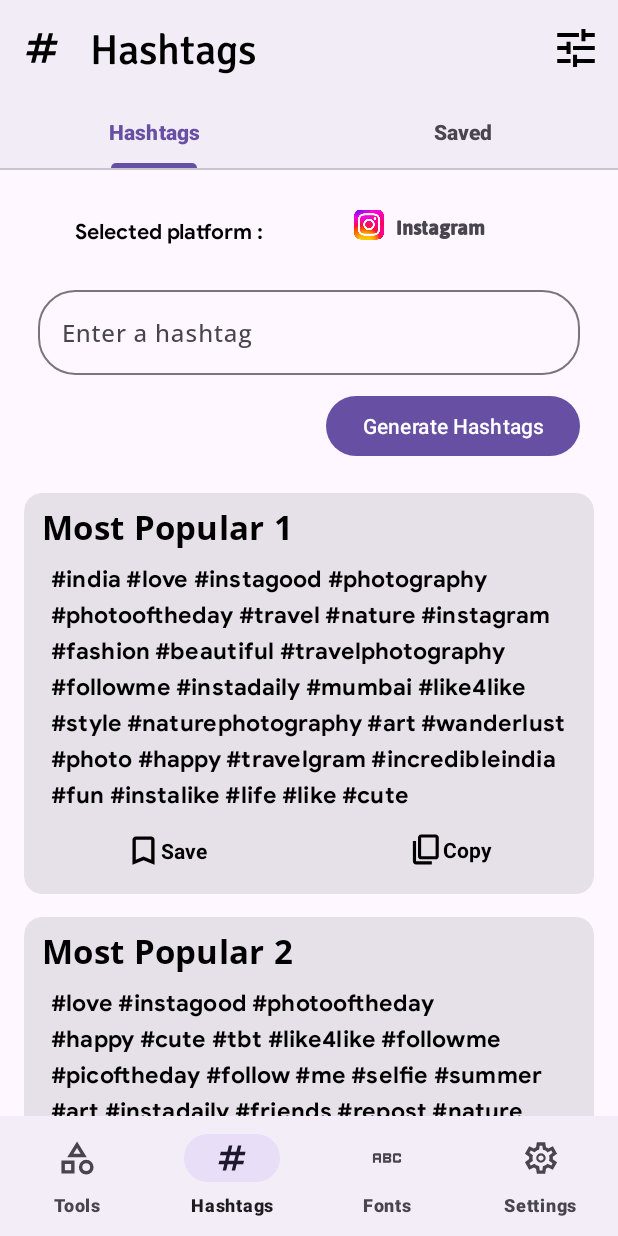
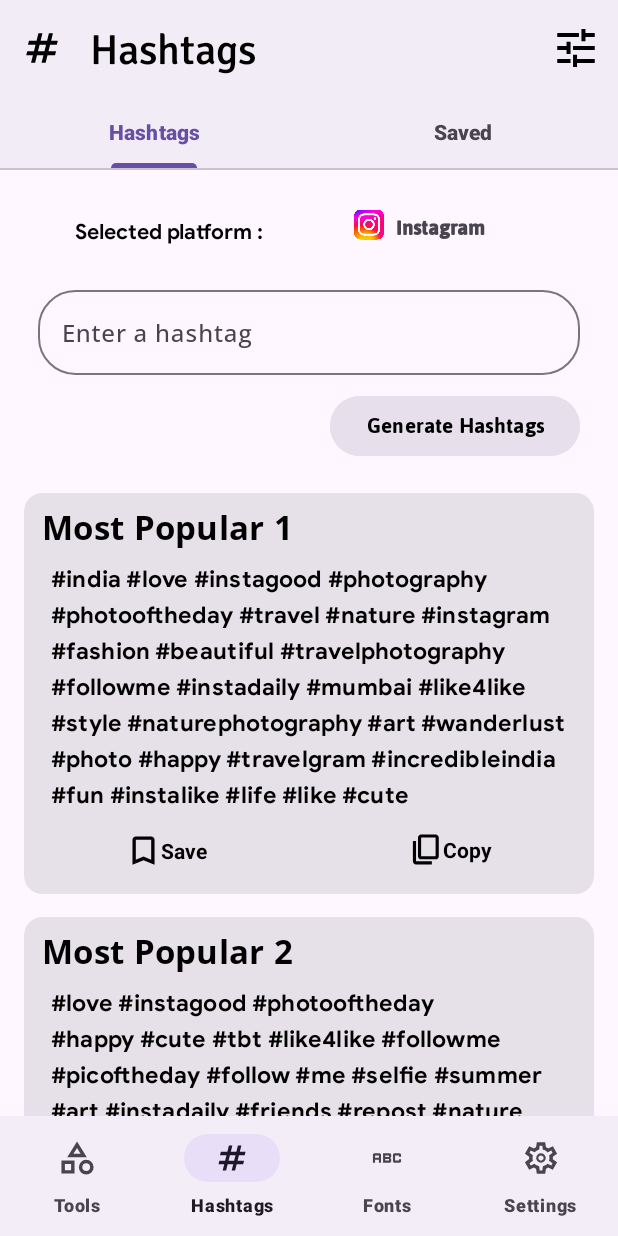
Before and after one commit to albin897/Hashtag-Generator-Funding-Page, an Android app: the screen it shows after launch (MainActivity), on a phone screen of 412 x 824 dp. Run offline under Robolectric (Android 15) with nearby library versions, the phone set to English and light mode, and no system bars.

Commit message:
tofee half working

```diff
--- a/app/src/main/java/abc/sadnoxx/hashtaggenerator/fragments/hashtag/hashtags/HashtagsFragment.kt
+++ b/app/src/main/java/abc/sadnoxx/hashtaggenerator/fragments/hashtag/hashtags/HashtagsFragment.kt
@@ -1,3 +1,5 @@
+@file:Suppress("DEPRECATION")
+
 package abc.sadnoxx.hashtaggenerator.fragments.hashtag.hashtags
 
 import abc.sadnoxx.hashtaggenerator.R
@@ -26,7 +28,6 @@ import androidx.core.content.ContextCompat
 import androidx.fragment.app.activityViewModels
 import androidx.recyclerview.widget.LinearLayoutManager
 import androidx.recyclerview.widget.RecyclerView
-import com.google.android.material.floatingactionbutton.ExtendedFloatingActionButton
 import com.google.android.material.textfield.TextInputEditText
 import com.google.android.material.textfield.TextInputLayout
 
@@ -53,8 +54,6 @@ class HashtagsFragment : Fragment(),
     private lateinit var searchBar: TextInputEditText
     private lateinit var cardAdapter: CardAdapter
     private lateinit var searchBarTop: TextInputLayout
-    private lateinit var fab: ExtendedFloatingActionButton
-    private lateinit var fab0: ExtendedFloatingActionButton
     private lateinit var  generateHashSearchBtn: Button
     private lateinit var platformImage: ImageView
     private lateinit var platformName: TextView
@@ -69,15 +68,10 @@ class HashtagsFragment : Fragment(),
 
         sharedPrefs = PreferenceManager.getDefaultSharedPreferences(requireContext())
         searchBarTop = rootView.findViewById(R.id.searchbartop)
-        fab = rootView.findViewById(R.id.floating_action_button)
-        fab0 = rootView.findViewById(R.id.floating_action_button0)
         generateHashSearchBtn = rootView.findViewById(R.id.generateHashSearchBtn)
         platformName = rootView.findViewById(R.id.platformName)
         platformImage = rootView.findViewById(R.id.platformImage)
-//        fab0.setOnClickListener {
-//            val bottomSheetFragment = MyBottomSheetDialogFragment()
-//            bottomSheetFragment.show(parentFragmentManager, bottomSheetFragment.tag)
-//        }
+
 
       val vibrator = requireContext().getSystemService(Context.VIBRATOR_SERVICE) as Vibrator
         val savedPlatform = sharedPrefs.getInt(KEY_PLATFORM, PLATFORM_INSTAGRAM)
@@ -91,15 +85,6 @@ class HashtagsFragment : Fragment(),
 
             setPlatformName(savedPlatform)
         }
-//
-//        fab.setOnClickListener {
-//            if (searchBarTop.visibility == View.VISIBLE) {
-//                searchBarTop.visibility = View.GONE
-//            } else {
-//                searchBarTop.visibility = View.VISIBLE
-//            }
-//        }
-
 
 
 
@@ -122,19 +107,10 @@ class HashtagsFragment : Fragment(),
             override fun beforeTextChanged(s: CharSequence?, start: Int, count: Int, after: Int) {}
 
             override fun onTextChanged(s: CharSequence?, start: Int, before: Int, count: Int) {
-//                val query = s.toString().trim()
-//                cardAdapter.filterData(query)
             }
 
             override fun afterTextChanged(s: Editable?) {
                  query = s.toString().trim()
-
-//                if (query.isNullOrEmpty()) {
-//                    query = " " // Set query to empty string if it's null or empty
-//                    cardAdapter.filterData(query ?: "")
-//                }
-
-
             }
         })
 
@@ -446,7 +422,7 @@ class HashtagsFragment : Fragment(),
 
 
 
-    private fun performHapticFeedback(vibrator: Vibrator,) {
+    private fun performHapticFeedback(vibrator: Vibrator) {
 
         val vibrationEnabled = sharedPrefs.getBoolean("vibrationSwitch", true)
 
--- a/app/src/main/java/abc/sadnoxx/hashtaggenerator/fragments/hashtag/saved/SavedHashtagsFragment.kt
+++ b/app/src/main/java/abc/sadnoxx/hashtaggenerator/fragments/hashtag/saved/SavedHashtagsFragment.kt
@@ -12,6 +12,8 @@ import androidx.fragment.app.Fragment
 import android.view.LayoutInflater
 import android.view.View
 import android.view.ViewGroup
+import android.widget.FrameLayout
+import android.widget.ImageView
 import android.widget.Toast
 import androidx.recyclerview.widget.LinearLayoutManager
 import androidx.recyclerview.widget.RecyclerView
@@ -26,7 +28,7 @@ class SavedHashtagsFragment : Fragment() {
     private lateinit var savedCardAdapter: SavedCardAdapter
     private val savedCards: MutableList<Card> = mutableListOf()
     private lateinit var sharedPreferences: SharedPreferences
-
+    private lateinit var container1: FrameLayout
     override fun onCreateView(
         inflater: LayoutInflater,
         container: ViewGroup?,
@@ -37,11 +39,14 @@ class SavedHashtagsFragment : Fragment() {
 
         recyclerView = rootView.findViewById(R.id.savedRecyclerView)
         savedCardAdapter = SavedCardAdapter(savedCards, this::copyToClipboard, this::removeCard)
-
+        container1 = rootView.findViewById(R.id.container)
         recyclerView.adapter = savedCardAdapter
         recyclerView.layoutManager = LinearLayoutManager(requireContext())
 
         loadSavedCards()
+
+    toffeeView(container)
+
 
         return rootView
     }
@@ -107,5 +112,18 @@ class SavedHashtagsFragment : Fragment() {
     }
 
 
+    private fun toffeeView(container: ViewGroup?) {
+        // Step 1: Check if there are no items in the adapter
+        if (savedCardAdapter.itemCount == 0) {
+            // Step 2: Create the layout for the placeholder
+            val placeholderView = layoutInflater.inflate(R.layout.placeholder_layout, container, false)
+
+            container1.addView(placeholderView)
+        } else {
+            // Step 5: Remove the placeholder layout if there are items available
+            container1.removeAllViews()
+        }
+    }
+
 
 }
--- a/app/src/main/res/layout/fragment_hashtags.xml
+++ b/app/src/main/res/layout/fragment_hashtags.xml
@@ -19,67 +19,71 @@
             android:background="@color/material_navbar"
             app:layout_constraintLeft_toLeftOf="parent"
             app:layout_constraintRight_toRightOf="parent"
-            app:layout_constraintTop_toTopOf="parent"
-            />
+            app:layout_constraintTop_toTopOf="parent" />
 
         <LinearLayout
             android:id="@+id/linearLayout1"
             android:layout_width="match_parent"
             android:layout_height="wrap_content"
+            android:layout_marginTop="5dp"
+            android:baselineAligned="false"
             android:orientation="horizontal"
-            android:layout_marginTop="5dp"
             app:layout_constraintLeft_toLeftOf="parent"
             app:layout_constraintRight_toRightOf="parent"
-            app:layout_constraintTop_toBottomOf="@id/divider_one"
-            android:baselineAligned="false">
+            app:layout_constraintTop_toBottomOf="@id/divider_one">
 
             <LinearLayout
                 android:layout_width="0dp"
                 android:layout_height="wrap_content"
                 android:layout_weight="1"
                 android:gravity="center"
-                android:orientation="horizontal">
+                android:orientation="horizontal"
+                tools:ignore="UselessParent">
 
                 <TextView
+                    android:layout_width="match_parent"
+                    android:layout_height="wrap_content"
+                    android:layout_weight="1"
+                    android:fontFamily="@font/bold"
+                    android:paddingStart="50dp"
                     android:paddingLeft="50dp"
-                    android:layout_width="match_parent"
-                    android:layout_weight="1"
-                    android:layout_height="wrap_content"
                     android:paddingTop="10dp"
+                    android:text="@string/selected_platform"
                     android:textColor="@color/text_color"
-                    android:fontFamily="@font/bold"
-                    android:text="Selected platform : "
-                    tools:ignore="NestedWeights" />
+                    tools:ignore="NestedWeights,RtlSymmetry" />
 
 
                 <LinearLayout
 
-                    android:layout_weight="1"
                     android:id="@+id/selectPlatformTab"
                     android:layout_width="match_parent"
                     android:layout_height="wrap_content"
+                    android:layout_weight="1"
                     android:orientation="horizontal"
+                    android:paddingStart="30dp"
                     android:paddingLeft="30dp"
-                    android:paddingStart="30dp">
+                    tools:ignore="RtlSymmetry,UseCompoundDrawables">
 
                     <ImageView
                         android:id="@+id/platformImage"
                         android:layout_width="20dp"
                         android:layout_height="match_parent"
-                        android:src="@drawable/ig" />
+                        android:src="@drawable/ig"
+                        android:contentDescription="@string/platform_image" />
 
                     <TextView
                         android:id="@+id/platformName"
                         android:layout_width="wrap_content"
                         android:layout_height="wrap_content"
                         android:fontFamily="@font/jaldi_bold"
+                        android:lines="1"
                         android:paddingStart="8dp"
                         android:paddingLeft="8dp"
-                        android:lines="1"
                         android:paddingTop="20dp"
                         android:paddingBottom="15dp"
-                        android:text="Instagram"
-                        android:textSize="15sp" />
+                        android:text="@string/instagram"
+                        android:textSize="15sp"
+                        tools:ignore="RtlSymmetry" />
 
                 </LinearLayout>
 
@@ -109,20 +113,20 @@
             app:layout_constraintTop_toBottomOf="@id/linearLayout1">
 
 
-
-
-
             <Button
-
-                android:layout_marginTop="10dp"
-                android:layout_gravity="end"
-                android:layout_marginLeft="2dp"
                 android:id="@+id/generateHashSearchBtn"
                 android:layout_width="wrap_content"
                 android:layout_height="wrap_content"
-                android:text="Generate Hashtags"
-                />
-
+                android:layout_gravity="end"
+                android:layout_marginStart="2dp"
+                android:layout_marginLeft="2dp"
+                android:layout_marginTop="10dp"
+                android:backgroundTint="@color/card_col"
+                android:fontFamily="@font/jaldi_bold"
+                android:text="@string/generate_btn_text"
+                android:textColor="@color/text_color"
+                android:textSize="16sp"
+                tools:targetApi="lollipop" />
 
 
             <com.google.android.material.textfield.TextInputEditText
@@ -130,22 +134,14 @@
                 android:layout_width="match_parent"
                 android:layout_height="wrap_content"
                 android:fontFamily="@font/open_sans_medium"
-                android:hint="Enter a hashtag"
+                android:hint="@string/searchBox_hint"
                 android:imeOptions="actionSearch"
                 android:inputType="text"
                 android:text=""
-                tools:ignore="DuplicateSpeakableTextCheck,VisualLintTextFieldSize" />
+                tools:ignore="DuplicateSpeakableTextCheck,VisualLintTextFieldSize,TextContrastCheck" />
 
         </com.google.android.material.textfield.TextInputLayout>
 
-<!--        <com.google.android.material.divider.MaterialDivider-->
-<!--            android:id="@+id/divider_two"-->
-<!--            android:layout_width="match_parent"-->
-<!--            android:layout_height="wrap_content"-->
-<!--            android:background="@color/material_navbar"-->
-<!--            app:layout_constraintLeft_toLeftOf="parent"-->
-<!--            app:layout_constraintRight_toRightOf="parent"-->
-<!--            app:layout_constraintTop_toBottomOf="@id/searchbartop" />-->
 
         <androidx.core.widget.NestedScrollView
             android:layout_width="match_parent"
@@ -169,7 +165,6 @@
                     tools:listitem="@layout/hash_item" />
 
 
-
             </LinearLayout>
 
 
@@ -178,42 +173,6 @@
 
     </androidx.constraintlayout.widget.ConstraintLayout>
 
-    <com.google.android.material.floatingactionbutton.ExtendedFloatingActionButton
-        android:id="@+id/floating_action_button"
-        style="?attr/floatingActionButtonSmallStyle"
-        android:layout_width="wrap_content"
-        android:layout_height="wrap_content"
-        android:layout_gravity="bottom|end"
-        android:layout_marginStart="16dp"
-        android:layout_marginLeft="16dp"
-        android:layout_marginTop="16dp"
-        android:layout_marginEnd="18dp"
-        android:layout_marginRight="18dp"
-        android:layout_marginBottom="88dp"
-        android:fontFamily="@font/open_sans_bold"
-        app:icon="@drawable/search"
-       android:visibility="gone"
-        tools:ignore="SpeakableTextPresentCheck" />
-
-    <com.google.android.material.floatingactionbutton.ExtendedFloatingActionButton
-        android:visibility="gone"
-        android:id="@+id/floating_action_button0"
-        android:layout_width="wrap_content"
-        android:layout_height="wrap_content"
-        android:layout_gravity="bottom|end"
-        app:icon="@drawable/tune"
-        android:fontFamily="@font/open_sans_bold"
-        android:text="Filter"
-        android:layout_marginStart="16dp"
-        android:layout_marginLeft="16dp"
-        android:layout_marginTop="16dp"
-        android:layout_marginEnd="18dp"
-        android:layout_marginRight="18dp"
-        android:layout_marginBottom="16dp"
-         />
-
-
-
 
 
 </androidx.coordinatorlayout.widget.CoordinatorLayout>
--- a/app/src/main/res/layout/fragment_saved_hashtags.xml
+++ b/app/src/main/res/layout/fragment_saved_hashtags.xml
@@ -5,6 +5,12 @@
     android:layout_width="match_parent"
     android:layout_height="match_parent"
     tools:context=".fragments.hashtag.saved.SavedHashtagsFragment">
+
+    <FrameLayout
+        android:id="@+id/container"
+        android:layout_width="match_parent"
+        android:layout_height="match_parent"
+        />
 
 
     <androidx.constraintlayout.widget.ConstraintLayout
--- /dev/null
+++ b/app/src/main/res/layout/placeholder_layout.xml
@@ -0,0 +1,20 @@
+<?xml version="1.0" encoding="utf-8"?>
+<androidx.constraintlayout.widget.ConstraintLayout xmlns:android="http://schemas.android.com/apk/res/android"
+    xmlns:app="http://schemas.android.com/apk/res-auto"
+    xmlns:tools="http://schemas.android.com/tools"
+    android:layout_width="match_parent"
+    android:layout_height="match_parent">
+
+    <ImageView
+        android:id="@+id/placeholder_image"
+        android:layout_width="wrap_content"
+        android:layout_height="wrap_content"
+        android:src="@drawable/no_result"
+        app:layout_constraintBottom_toBottomOf="parent"
+        app:layout_constraintEnd_toEndOf="parent"
+        app:layout_constraintHorizontal_bias="0.5"
+        app:layout_constraintStart_toStartOf="parent"
+        app:layout_constraintTop_toTopOf="parent"
+        app:layout_constraintVertical_bias="0.5" />
+
+</androidx.constraintlayout.widget.ConstraintLayout>
--- a/app/src/main/res/values/strings.xml
+++ b/app/src/main/res/values/strings.xml
@@ -3376,6 +3376,10 @@
 
     <string name="Season_Winter">#winter #snow #nature #photography #love #christmas #travel #fashion #mountains #instagood #photooftheday #winterwonderland #naturephotography #akhhyyl #imm4u #ski #picoftheday #instagram #autumn #beautiful #style #art #skiing #summer #sunset #photo #fall #ig #sky #mountain
     </string>
+    <string name="generate_btn_text">Generate Hashtags</string>
+    <string name="searchBox_hint">Enter a hashtag</string>
+    <string name="selected_platform">Selected platform :</string>
+    <string name="platform_image">platform Image</string>
 
 
 </resources>
```
Also changed, not shown: app/src/main/res/drawable/no_result.png (added).
